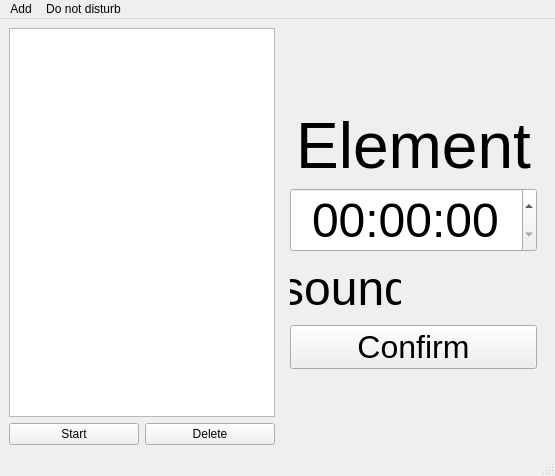
Above: mainwindow.ui from Dunkeshon/timers_and_alarms before the change. Below: the same form after it.
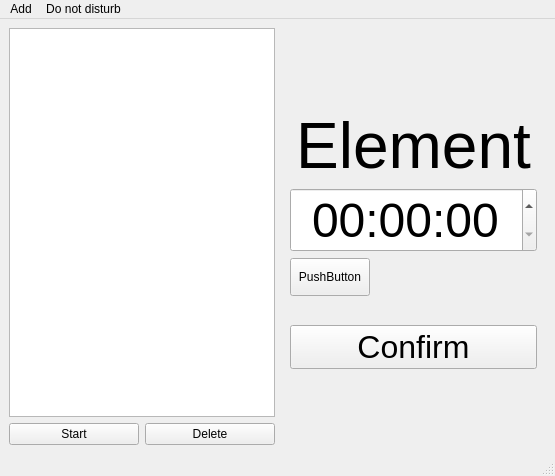
That is the form after the change. Icons and pictures are not drawn.

```diff
--- a/mainwindow.ui
+++ b/mainwindow.ui
@@ -146,33 +146,6 @@
        </item>
        <item>
         <layout class="QFormLayout" name="formLayout">
-         <item row="0" column="0">
-          <widget class="QLabel" name="label">
-           <property name="sizePolicy">
-            <sizepolicy hsizetype="Fixed" vsizetype="Fixed">
-             <horstretch>0</horstretch>
-             <verstretch>0</verstretch>
-            </sizepolicy>
-           </property>
-           <property name="maximumSize">
-            <size>
-             <width>111</width>
-             <height>61</height>
-            </size>
-           </property>
-           <property name="font">
-            <font>
-             <pointsize>36</pointsize>
-            </font>
-           </property>
-           <property name="text">
-            <string>sound</string>
-           </property>
-           <property name="alignment">
-            <set>Qt::AlignCenter</set>
-           </property>
-          </widget>
-         </item>
          <item row="0" column="1">
           <widget class="QLabel" name="label_2">
            <property name="sizePolicy">
@@ -204,6 +177,19 @@
            </property>
           </widget>
          </item>
+         <item row="0" column="0">
+          <widget class="QPushButton" name="pushButton">
+           <property name="sizePolicy">
+            <sizepolicy hsizetype="Preferred" vsizetype="Preferred">
+             <horstretch>0</horstretch>
+             <verstretch>0</verstretch>
+            </sizepolicy>
+           </property>
+           <property name="text">
+            <string>PushButton</string>
+           </property>
+          </widget>
+         </item>
         </layout>
        </item>
        <item>
```
